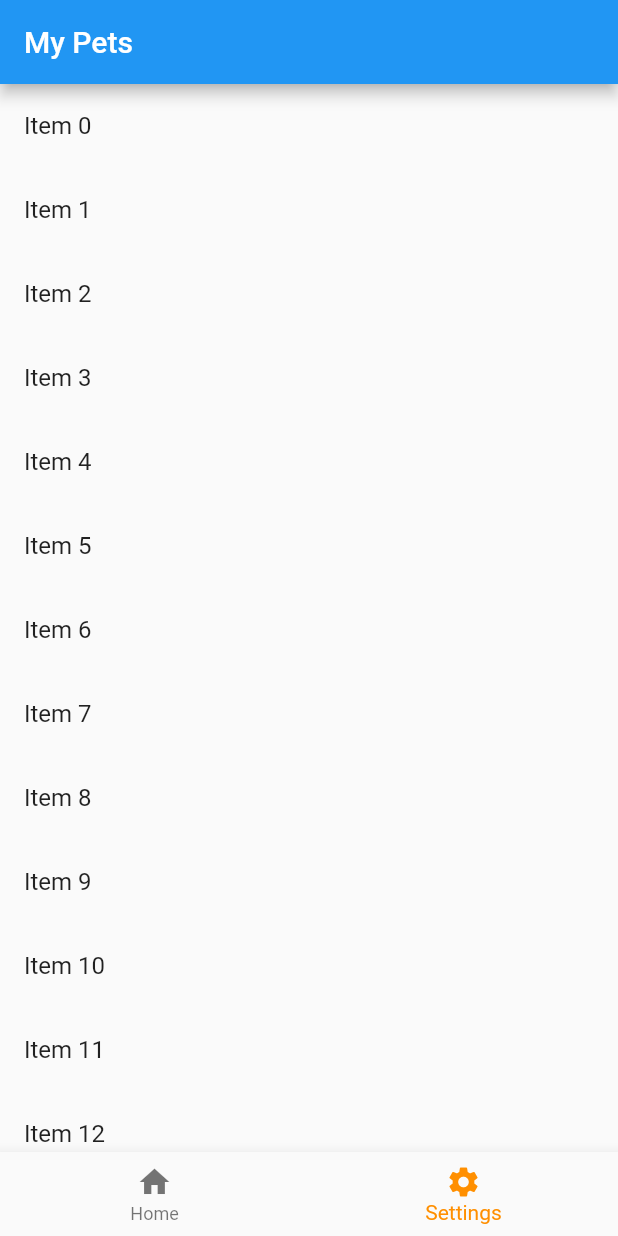
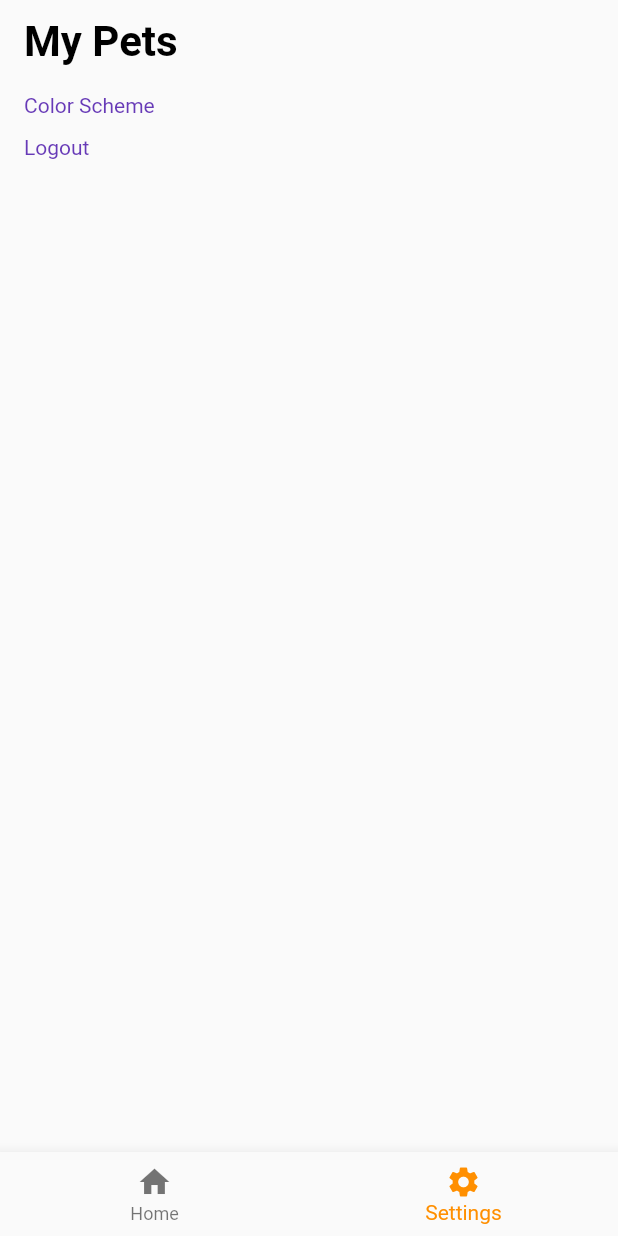
Before and after one commit to LucasGabriiel/MyPetsHybrid, a Flutter app: the screen it shows after launch, item 2 of the bottom bar chosen, on a phone screen of 412 x 824 dp. Run offline on Flutter 3.47's test engine with Material 2 defaults, Android fonts, the light colour scheme and no system bars.

Commit message:
Added color themes and missing assets

```diff
--- a/lib/assets/styles.dart
+++ b/lib/assets/styles.dart
@@ -1,8 +1,8 @@
 import 'package:flutter/cupertino.dart';
 
 abstract class Styles {
-  static const TextStyle productRowItemName = TextStyle(
-    color: Color.fromRGBO(0, 0, 0, 0.8),
+  static const TextStyle optionsText = TextStyle(
+    color: Color.fromRGBO(0, 0, 0, 1),
     fontSize: 18,
     fontStyle: FontStyle.normal,
     fontWeight: FontWeight.normal,
--- a/lib/my_pets_app.dart
+++ b/lib/my_pets_app.dart
@@ -1,6 +1,7 @@
 import 'package:flutter/material.dart';
 import 'package:my_pets/scenes/home.dart';
 import 'package:my_pets/scenes/settings.dart';
+import 'package:my_pets/themes/my_pets_themes.dart';
 
 class MyPetsApp extends StatelessWidget {
   const MyPetsApp({super.key});
@@ -10,34 +11,30 @@ class MyPetsApp extends StatelessWidget {
   Widget build(BuildContext context) {
     return MaterialApp(
       title: 'My Pets',
-      theme: ThemeData(
-        // This is the theme of your application.
-        //
-        // Try running your application with "flutter run". You'll see the
-        // application has a blue toolbar. Then, without quitting the app, try
-        // changing the primarySwatch below to Colors.green and then invoke
-        // "hot reload" (press "r" in the console where you ran "flutter run",
-        // or simply save your changes to "hot reload" in a Flutter IDE).
-        // Notice that the counter didn't reset back to zero; the application
-        // is not restarted.
-        primarySwatch: Colors.blue,
-      ),
-      home: MyStatefulWidget(),
+      theme: MyPetThemes.brightTheme,
+      darkTheme: MyPetThemes.darkTheme,
+      themeMode: ThemeMode.system,
+      /* ThemeMode.system to follow system theme,
+         ThemeMode.light for light theme,
+         ThemeMode.dark for dark theme
+      */
+      debugShowCheckedModeBanner: false,
+      home: const MyPetsTabContainer(),
     );
   }
 }
-class MyStatefulWidget extends StatefulWidget {
-  const MyStatefulWidget({super.key});
+class MyPetsTabContainer extends StatefulWidget {
+  const MyPetsTabContainer({super.key});
 
   @override
-  State<MyStatefulWidget> createState() => _MyStatefulWidgetState();
+  State<MyPetsTabContainer> createState() => _MyPetsTabContainer();
 }
 
-class _MyStatefulWidgetState extends State<MyStatefulWidget> {
+class _MyPetsTabContainer extends State<MyPetsTabContainer> {
   int _selectedIndex = 0;
   static const TextStyle optionStyle =
       TextStyle(fontSize: 30, fontWeight: FontWeight.bold);
-  static List<Widget> _widgetOptions = <Widget>[
+  static final List<Widget> _widgetOptions = <Widget>[
     HomePage(),
     Settings(),
   ];
--- a/lib/scenes/home.dart
+++ b/lib/scenes/home.dart
@@ -7,7 +7,7 @@ class HomePage extends StatelessWidget {
   Widget build(BuildContext context) {
     return Scaffold(
       appBar: AppBar(
-        title: Text('My Pets'),
+        title: const Text('My Pets'),
       ),
       body: Column(
         children: [
--- a/lib/scenes/settings.dart
+++ b/lib/scenes/settings.dart
@@ -1,6 +1,11 @@
 import 'package:flutter/material.dart';
+import 'package:my_pets/assets/styles.dart';
 
 class Settings extends StatelessWidget {
+    final options = [
+      "Color Scheme",
+      "Logout",
+    ];
   @override
   Widget build(BuildContext context) {
     return Scaffold(
@@ -8,13 +13,14 @@ class Settings extends StatelessWidget {
         title: Text('My Pets'),
       ),
       body: ListView.builder(
-              itemCount: 20,
-              itemBuilder: (context, index) {
-                return ListTile(
-                  title: Text('Item $index'),
-                );
-              },
-            )
+        itemCount: options.length,
+        itemBuilder: (BuildContext context, int index) {
+          return Padding(
+            padding: const EdgeInsets.only(left: 16, top: 6, right: 16, bottom: 6),
+            child: Text(options[index]),
+          );
+        }
+        )
     );
   }
 }
--- /dev/null
+++ b/lib/scenes/splash.dart
@@ -0,0 +1,10 @@
+
+import 'package:flutter/material.dart';
+
+class SplashScreen extends StatefulWidget {
+  @override
+  State<StatefulWidget> createState() {
+    // TODO: implement createState
+    throw UnimplementedError();
+  }
+}
--- /dev/null
+++ b/lib/themes/my_pets_themes.dart
@@ -0,0 +1,47 @@
+import 'package:flutter/material.dart';
+import 'package:my_pets/assets/styles.dart';
+
+abstract class MyPetThemes {
+  static final darkTheme =  ThemeData(
+              textTheme: const TextTheme(
+                displayLarge: TextStyle(color: Colors.deepPurpleAccent),
+                displayMedium: TextStyle(color: Colors.deepPurpleAccent),
+                bodyMedium: TextStyle(color: Colors.deepPurpleAccent),
+                titleMedium: TextStyle(color: Colors.orange),
+              ),
+              appBarTheme: const AppBarTheme(
+                backgroundColor: Colors.transparent,
+                elevation: 0,
+                titleTextStyle: TextStyle(
+                  color: Colors.white,
+                  fontWeight: FontWeight.bold,
+                  fontSize: 28),
+                centerTitle: false,
+              ),
+              brightness: Brightness.dark,
+              /* dark theme settings */
+              primaryColor: Colors.indigo,
+
+    );
+
+    static final brightTheme =  ThemeData(
+            textTheme: const TextTheme(
+                displayLarge: TextStyle(color: Colors.deepPurple),
+                displayMedium: TextStyle(color: Colors.deepPurple),
+                bodyMedium: TextStyle(color: Colors.deepPurple),
+                titleMedium: TextStyle(color: Colors.pink),
+              ),
+            appBarTheme: const AppBarTheme(
+              backgroundColor: Colors.transparent,
+              elevation: 0,
+              titleTextStyle: TextStyle(
+                  color: Colors.black,
+                  fontWeight: FontWeight.bold,
+                  fontSize: 28),
+              centerTitle: false,
+              ),
+            brightness: Brightness.light,
+            /* light theme settings */
+            primaryColor: Colors.red,
+      );
+}
--- a/pubspec.yaml
+++ b/pubspec.yaml
@@ -59,8 +59,8 @@ flutter:
   uses-material-design: true
 
   # To add assets to your application, add an assets section, like this:
-  # assets:
-  #   - images/a_dot_burr.jpeg
+  assets:
+     - images/myPets-splash.jpeg
   #   - images/a_dot_ham.jpeg
 
   # An image asset can refer to one or more resolution-specific "variants", see
```
Also changed, not shown: images/myPets-splash.jpeg (added).
